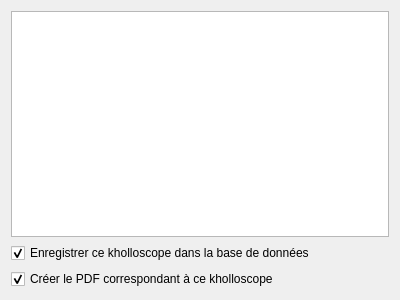
Old version of the form managers/KholloscopeWizardPages/generatepage.ui in the repository ThFeneuil/KholloAutoQt.
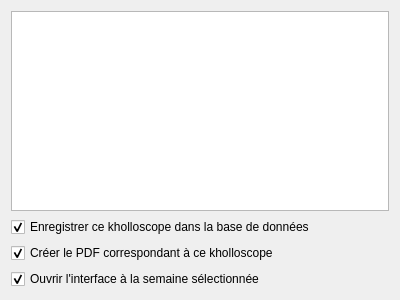
New version of the form.

Commit message: Générer => raccourci vers Interface

```diff
--- a/managers/KholloscopeWizardPages/generatepage.ui
+++ b/managers/KholloscopeWizardPages/generatepage.ui
@@ -37,6 +37,16 @@
      </property>
     </widget>
    </item>
+   <item>
+    <widget class="QCheckBox" name="interfaceCheckBox">
+     <property name="text">
+      <string>Ouvrir l'interface à la semaine sélectionnée</string>
+     </property>
+     <property name="checked">
+      <bool>true</bool>
+     </property>
+    </widget>
+   </item>
   </layout>
  </widget>
  <resources/>
```
The commit also changes 5 other files.
